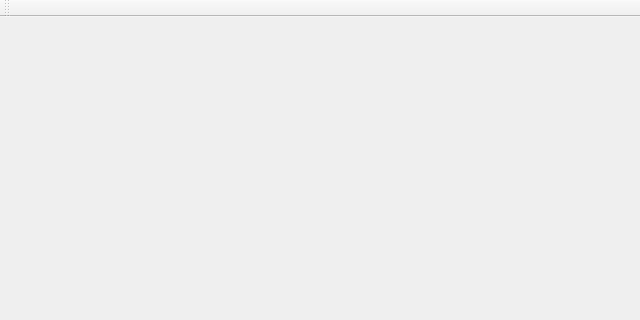
ChuangTseu/DogeGL, file QtGUI/mainwindow.ui: the form before one commit; both pictures show x 0 to 640 and y 0 to 320 of the 640 by 480 pixel window.
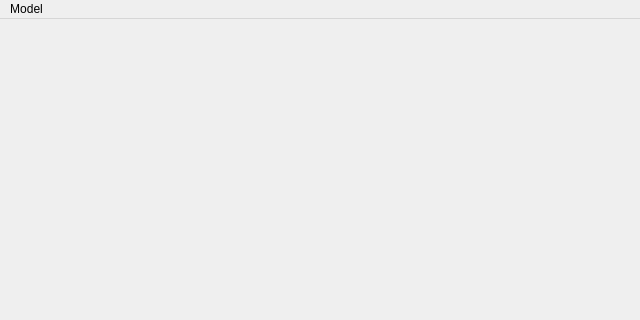
The form after the commit.

Commit message: Model loading from interface + VAO Wrapper

Diff of the .ui file:
```diff
--- a/QtGUI/mainwindow.ui
+++ b/QtGUI/mainwindow.ui
@@ -23,14 +23,13 @@
      <height>21</height>
     </rect>
    </property>
-  </widget>
-  <widget class="QToolBar" name="mainToolBar">
-   <attribute name="toolBarArea">
-    <enum>TopToolBarArea</enum>
-   </attribute>
-   <attribute name="toolBarBreak">
-    <bool>false</bool>
-   </attribute>
+   <widget class="QMenu" name="menuModel">
+    <property name="title">
+     <string>Model</string>
+    </property>
+    <addaction name="actionModelLoad"/>
+   </widget>
+   <addaction name="menuModel"/>
   </widget>
   <widget class="QStatusBar" name="statusBar"/>
  </widget>
```
Left out of the diff: 30 changed lines with no effect on the pictures. The commit also changes 21 other files.
